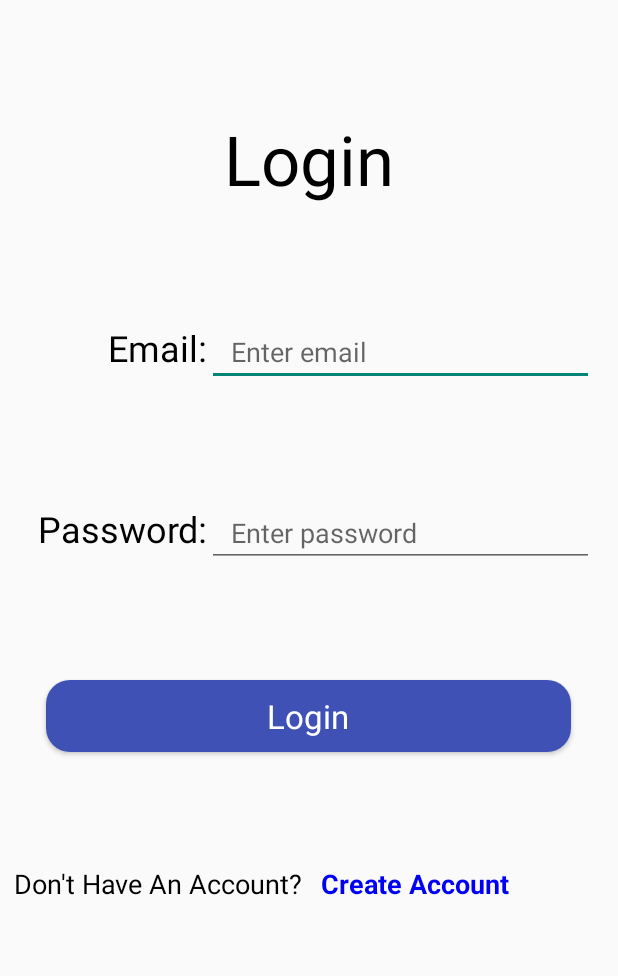
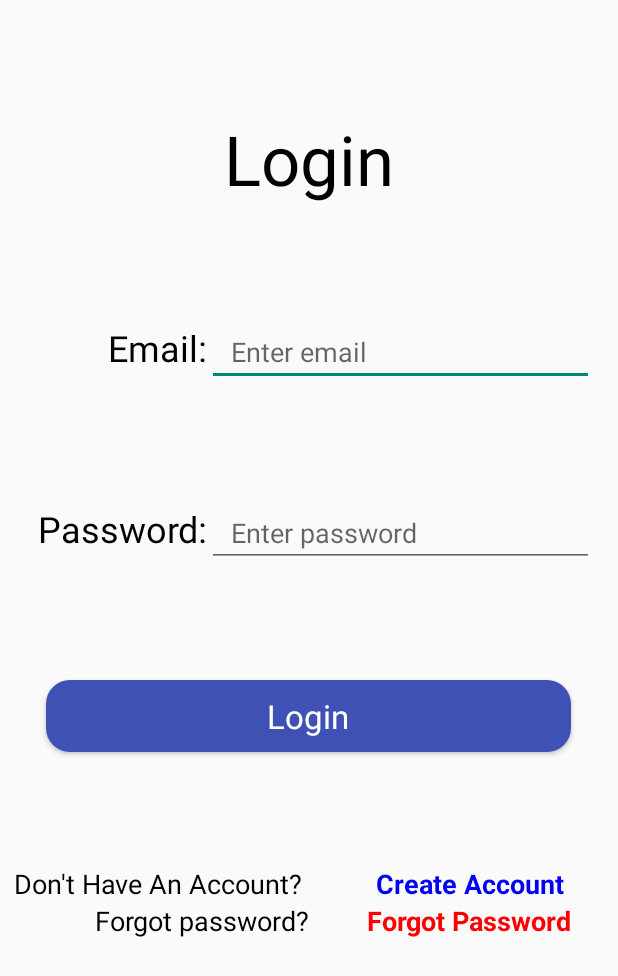
Before and after one commit to panellajason/EZ-Pricer, an Android app: the screen it shows after launch (Login), on a phone screen of 412 x 824 dp. Shown: the top 976 px of the screen. Run offline under Robolectric (Android 15) with nearby library versions, the phone set to English and light mode, and no system bars; our stand-ins replace Firebase (no records; nobody signed in at launch, a user with empty details on screens opened directly).

Commit message:
Forget password for Firebase

```diff
--- a/app/src/main/res/layout-port/activity_login.xml
+++ b/app/src/main/res/layout-port/activity_login.xml
@@ -13,7 +13,8 @@
         style="@style/LoginTitle"
         android:layout_width="match_parent"
         android:layout_height="wrap_content"
-        android:text="@string/login" />
+        android:text="@string/login"
+        android:layout_gravity="center"/>
 
     <LinearLayout
         android:layout_width="match_parent"
@@ -109,8 +110,47 @@
             android:textColorHighlight="@color/purple_700"
             android:textSize="18dp"
             android:textStyle="bold"
-            tools:ignore="RtlHardcoded,RtlSymmetry" />
+            tools:ignore="RtlHardcoded,RtlSymmetry"
+            android:gravity="center"/>
+
+    </LinearLayout>
+    <LinearLayout
+        android:layout_width="match_parent"
+        android:layout_height="wrap_content"
+        android:orientation="horizontal"
+        android:weightSum="2">
+
+        <TextView
+            android:id="@+id/forgotPassword"
+            android:layout_width="0dp"
+            android:layout_height="wrap_content"
+            android:layout_weight="1"
+            android:gravity="end"
+            android:text="Forgot password?"
+            android:textAlignment="textEnd"
+            android:textColor="@color/black"
+            android:textSize="18dp"
+            />
+
+        <TextView
+            android:id="@+id/forgotPasswordButton"
+            android:layout_width="0dp"
+            android:layout_height="wrap_content"
+            android:layout_weight="1"
+            android:clickable="true"
+            android:focusable="true"
+            android:paddingLeft="8dp"
+            android:text="Forgot Password"
+            android:textColor="@color/red"
+            android:textColorHighlight="@color/red"
+            android:textSize="18dp"
+            android:textStyle="bold"
+            tools:ignore="RtlHardcoded,RtlSymmetry"
+            android:gravity="center"/>
+
     </LinearLayout>
 
 
+
+
 </LinearLayout>
--- a/app/src/main/res/layout/fragment_compare.xml
+++ b/app/src/main/res/layout/fragment_compare.xml
@@ -16,7 +16,9 @@
         android:layout_marginTop="2dp"
         android:drawablePadding="10dp"
         android:hint="@string/search"
-        android:imeOptions="actionDone">
+        android:singleLine="true"
+        android:imeOptions="actionDone"
+        >
     </EditText>
     <ImageView
         android:layout_width="200dp"
```
Also changed, not shown: app/src/main/java/codingsharks/ezpricer/activities/Login.java (+51 -2 lines), app/src/main/java/codingsharks/ezpricer/fragments/CompareFragment.java (+66 -12 lines), app/src/main/res/layout/dialog_forgotpassword.xml (added, +23 -0 lines).
